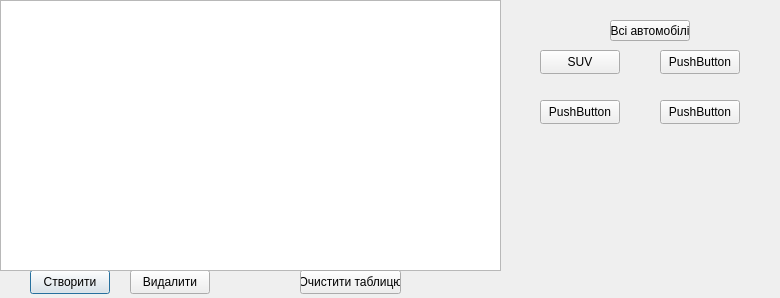
Before: the Qt Designer form kursova/autopark.ui in Maxverrr/kursova, drawn with Qt 5.
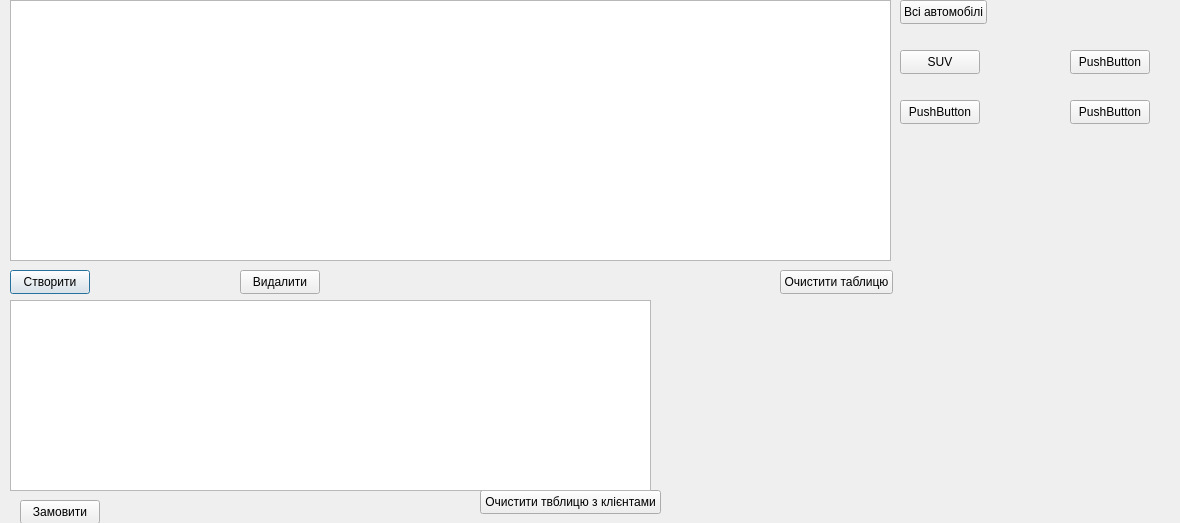
After: the same form once the commit is applied.

Diff of the .ui file:
```diff
--- a/kursova/autopark.ui
+++ b/kursova/autopark.ui
@@ -6,8 +6,8 @@
    <rect>
     <x>0</x>
     <y>0</y>
-    <width>780</width>
-    <height>298</height>
+    <width>1180</width>
+    <height>523</height>
    </rect>
   </property>
   <property name="windowTitle">
@@ -16,7 +16,7 @@
   <widget class="QPushButton" name="pbAddCar">
    <property name="geometry">
     <rect>
-     <x>30</x>
+     <x>10</x>
      <y>270</y>
      <width>80</width>
      <height>24</height>
@@ -29,7 +29,7 @@
   <widget class="QPushButton" name="pbDeleteCar">
    <property name="geometry">
     <rect>
-     <x>130</x>
+     <x>240</x>
      <y>270</y>
      <width>80</width>
      <height>24</height>
@@ -42,7 +42,7 @@
   <widget class="QPushButton" name="pushButton_4">
    <property name="geometry">
     <rect>
-     <x>660</x>
+     <x>1070</x>
      <y>50</y>
      <width>80</width>
      <height>24</height>
@@ -55,7 +55,7 @@
   <widget class="QPushButton" name="pushButton_3">
    <property name="geometry">
     <rect>
-     <x>540</x>
+     <x>900</x>
      <y>100</y>
      <width>80</width>
      <height>24</height>
@@ -68,7 +68,7 @@
   <widget class="QPushButton" name="pushButton_2">
    <property name="geometry">
     <rect>
-     <x>660</x>
+     <x>1070</x>
      <y>100</y>
      <width>80</width>
      <height>24</height>
@@ -81,7 +81,7 @@
   <widget class="QPushButton" name="pbSUV">
    <property name="geometry">
     <rect>
-     <x>540</x>
+     <x>900</x>
      <y>50</y>
      <width>80</width>
      <height>24</height>
@@ -94,19 +94,19 @@
   <widget class="QTableView" name="carTableView">
    <property name="geometry">
     <rect>
-     <x>0</x>
+     <x>10</x>
      <y>0</y>
-     <width>501</width>
-     <height>271</height>
+     <width>881</width>
+     <height>261</height>
     </rect>
    </property>
   </widget>
   <widget class="QPushButton" name="pbResetTable">
    <property name="geometry">
     <rect>
-     <x>300</x>
+     <x>780</x>
      <y>270</y>
-     <width>101</width>
+     <width>113</width>
      <height>24</height>
     </rect>
    </property>
@@ -117,16 +117,52 @@
   <widget class="QPushButton" name="pbAll">
    <property name="geometry">
     <rect>
-     <x>610</x>
-     <y>20</y>
-     <width>80</width>
-     <height>21</height>
+     <x>900</x>
+     <y>0</y>
+     <width>87</width>
+     <height>24</height>
     </rect>
    </property>
    <property name="text">
     <string>Всі автомобілі</string>
    </property>
   </widget>
+  <widget class="QPushButton" name="pbOrderCar">
+   <property name="geometry">
+    <rect>
+     <x>20</x>
+     <y>500</y>
+     <width>80</width>
+     <height>24</height>
+    </rect>
+   </property>
+   <property name="text">
+    <string>Замовити</string>
+   </property>
+  </widget>
+  <widget class="QPushButton" name="pbResetClientsTable">
+   <property name="geometry">
+    <rect>
+     <x>480</x>
+     <y>490</y>
+     <width>181</width>
+     <height>24</height>
+    </rect>
+   </property>
+   <property name="text">
+    <string>Очистити твблицю з клієнтами</string>
+   </property>
+  </widget>
+  <widget class="QTableView" name="clientsTableView">
+   <property name="geometry">
+    <rect>
+     <x>10</x>
+     <y>300</y>
+     <width>641</width>
+     <height>191</height>
+    </rect>
+   </property>
+  </widget>
  </widget>
  <resources/>
  <connections/>
```
